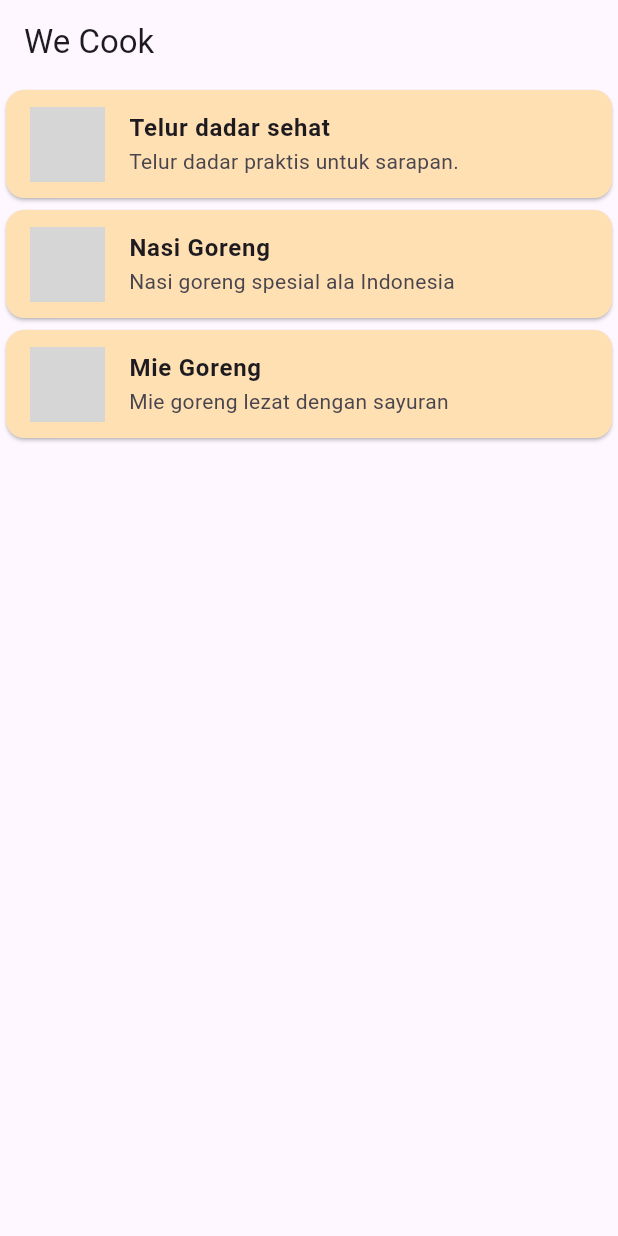
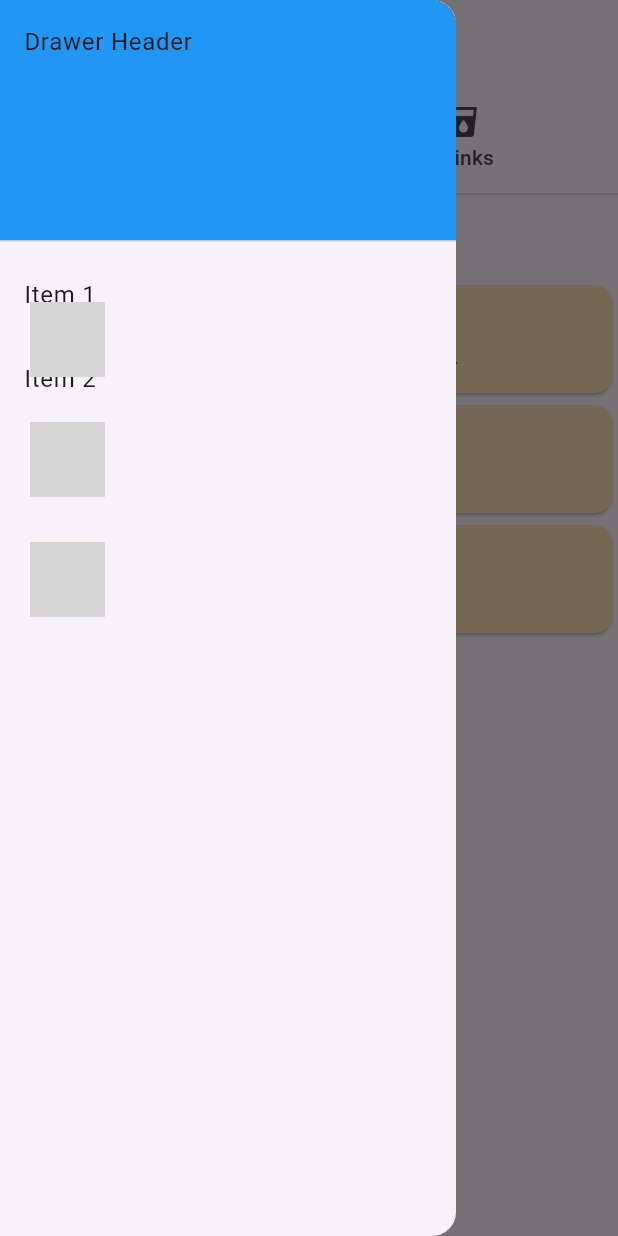
Before and after one commit to ErawanFaqihIbrahim/WeCook, a Flutter app: the screen it shows after launch, with the side drawer open (before the commit the screen has no drawer), on a phone screen of 412 x 824 dp. Run offline on Flutter 3.47's test engine with Material 3 defaults, Android fonts, the phone set to English and light mode, and no system bars; network calls fail; grey boxes are pictures that could not be loaded.

Commit message:
feat: navigation and project structure

```diff
--- /dev/null
+++ b/lib/data/recipe_data.dart
@@ -0,0 +1,72 @@
+
+import 'package:firstui/models/recipe_model.dart';
+
+final List<Recipe> recipes = [
+
+  Recipe(
+    title: 'Telur dadar sehat',
+    description: 'Telur dadar praktis untuk sarapan.',
+    imageUrl: 'https://cdn0-production-images-kly.akamaized.net/mkAcKHQQm2Ujwq0LngbV5KHKOp4=/1979x0:4981x4001/500x667/filters:quality(75):strip_icc():format(webp)/kly-media-production/medias/2843447/original/098533600_1562138068-shutterstock_1335756413.jpg',
+    ingredients: [
+        '2 butir telur',
+        'Sejumput garam',
+        'Sedikit minyak goreng'
+    ],
+    steps: [
+        'Kocok telur dan tambahkan garam.',
+        'Panaskan minyak di wajan.',
+        'Tuang adonan telur dan masak hingga matang'
+      ],
+    category: 'foods'
+    ),
+
+    Recipe(
+      title: 'Nasi Goreng',
+      description: 'Nasi goreng spesial ala Indonesia',
+      imageUrl: 'https://cdn1-production-images-kly.akamaized.net/a6xvLhjIWqlrNOdjaI40qxT_Jr0=/0x148:1920x1230/640x360/filters:quality(75):strip_icc():format(webp)/kly-media-production/medias/3093328/original/069244600_1585909700-fried-2509089_1920.jpg',
+      ingredients:  [
+        '1 piring nasi',
+        '2 siung bawang putih',
+        '1 sendok teh kecap'
+      ],
+      steps: [
+        'Panaskan minyak',
+        'Tumis bawang putih',
+        'Masukkan nasi dan kecap, lalu aduk rata'
+      ],
+      category: 'foods'
+    ),
+
+    Recipe(
+      title: 'Mie Goreng',
+      description: 'Mie goreng lezat dengan sayuran',
+      imageUrl: 'https://www.masakapahariini.com/wp-content/uploads/2023/11/Resep-Mie-Goreng-Telur-Untuk-Tanggal-Tua.jpg',
+      ingredients: [
+        '100 gram mie',
+        '1 buah wortel',
+        '2 sendok makan kecap manis'
+      ],
+      steps: [
+        'Rebus mie hingga matang',
+        'Panaskan minyak dan tumis sayuran',
+        'Masukkan mie dan kecap, lalu aduk rata'
+      ],
+      category: 'foods'
+      ),
+
+      Recipe(
+      title: 'Jus Jeruk',
+      description: 'Jus Jeruk',
+      imageUrl: 'https://www.masakapahariini.com/wp-content/uploads/2023/11/Resep-Mie-Goreng-Telur-Untuk-Tanggal-Tua.jpg',
+      ingredients: [
+        'Jus Jeruk',
+        'Jus Jeruk',
+      ],
+      steps: [
+        'Jus Jeruk',
+        'Jus Jeruk',
+        'Jus Jeruk'
+      ],
+      category: 'drinks'
+      ),
+  ];
--- a/lib/main.dart
+++ b/lib/main.dart
@@ -1,4 +1,6 @@
+import 'routes/app_routes.dart';
 import 'package:flutter/material.dart';
+import 'widgets/recipe_tabs.dart';
 
 void main() {
   runApp(MyApp());
@@ -9,164 +11,8 @@ class MyApp extends StatelessWidget {
   Widget build(BuildContext context) {
     return MaterialApp(
       title: 'We Cook',
-      home: RecipeListPage(),
+      home: RecipeTabs(),
+      onGenerateRoute: AppRoutes.generateRoute,
     );
   }
 }
-
-class RecipeListPage extends StatelessWidget {
-  final List<Map<String, dynamic>> recipes = [
-    {
-      'title': 'Telur dadar sehat',
-      'description': 'Telur dadar praktis untuk sarapan.',
-      'imageUrl' : 'https://cdn0-production-images-kly.akamaized.net/mkAcKHQQm2Ujwq0LngbV5KHKOp4=/1979x0:4981x4001/500x667/filters:quality(75):strip_icc():format(webp)/kly-media-production/medias/2843447/original/098533600_1562138068-shutterstock_1335756413.jpg',
-      'ingredients': [
-        '2 butir telur',
-        'Sejumput garam',
-        'Sedikit minyak goreng'
-      ],
-      'steps': [
-        'Kocok telur dan tambahkan garam.',
-        'Panaskan minyak di wajan.',
-        'Tuang adonan telur dan masak hingga matang'
-      ]
-    },
-    {
-      'title': 'Nasi Goreng',
-      'description': 'Nasi goreng spesial ala Indonesia',
-      'imageUrl': 'https://cdn1-production-images-kly.akamaized.net/a6xvLhjIWqlrNOdjaI40qxT_Jr0=/0x148:1920x1230/640x360/filters:quality(75):strip_icc():format(webp)/kly-media-production/medias/3093328/original/069244600_1585909700-fried-2509089_1920.jpg',
-      'ingredients': [
-        '1 piring nasi',
-        '2 siung bawang putih',
-        '1 sendok teh kecap'
-      ],
-      'steps': [
-        'Panaskan minyak',
-        'Tumis bawang putih',
-        'Masukkan nasi dan kecap, lalu aduk rata'
-      ]
-    },
-    {
-      'title': 'Mie Goreng',
-      'description': 'Mie goreng lezat dengan sayuran',
-      'imageUrl': 'https://www.masakapahariini.com/wp-content/uploads/2023/11/Resep-Mie-Goreng-Telur-Untuk-Tanggal-Tua.jpg',
-      'ingredients': [
-        '100 gram mie',
-        '1 buah wortel',
-        '2 sendok makan kecap manis'
-      ],
-      'steps': [
-        'Rebus mie hingga matang',
-        'Panaskan minyak dan tumis sayuran',
-        'Masukkan mie dan kecap, lalu aduk rata'
-      ]
-    }
-  ];
-
-  @override
-  Widget build(BuildContext context) {
-    return Scaffold(
-      appBar: AppBar(
-        title: Text('We Cook'),
-      ),
-      body: ListView.builder(
-        itemCount: recipes.length,
-        itemBuilder: (context, index) {
-          return Card(
-            color: Colors.orange.shade100,
-            child: ListTile(
-              leading: Image.network(
-                recipes[index]['imageUrl']!,
-                width: 50,
-                height: 50,
-                fit: BoxFit.cover,
-              ),
-              title: Text(
-                recipes[index]['title']!,
-                style: TextStyle(fontWeight: FontWeight.bold),
-              ),
-              subtitle: Text(
-                recipes[index]['description']!),
-              onTap: () {
-                Navigator.push(
-                  context,
-                  MaterialPageRoute(
-                    builder: (context) => RecipeDetailPage(recipe: recipes[index]),
-                  ),
-                );
-              },
-            ),
-          );
-        }
-      )
-    );
-  }
-}
-
-class RecipeDetailPage extends StatelessWidget {
-  final Map<String, dynamic> recipe;
-
-  RecipeDetailPage({required this.recipe});
-
-  @override
-  Widget build(BuildContext context) {
-    return Scaffold(
-      appBar: AppBar(
-        title: Text(recipe['title']!),
-        backgroundColor: Colors.orangeAccent,
-      ),
-      body: Padding(padding: EdgeInsets.all(16.0),
-      child: Column(
-        crossAxisAlignment: CrossAxisAlignment.start,
-        children: [
-          Image.network(
-            recipe['imageUrl']!,
-            width: double.infinity,
-            height: 200,
-            fit: BoxFit.cover,
-          ),
-          SizedBox(height: 16),
-          Text(
-            recipe['title']!,
-            style: TextStyle(fontSize: 24, fontWeight: FontWeight.bold),
-          ),
-          SizedBox(height: 16),
-          Text(
-            'Bahan-bahan',
-            style: TextStyle(fontSize: 18, fontWeight: FontWeight.bold, color: Colors.green),
-          ),
-          SizedBox(height: 8),
-          ListView.builder(
-            shrinkWrap: true,
-            physics: NeverScrollableScrollPhysics(),
-            itemCount: recipe['ingredients'].length,
-            itemBuilder: (context, index) {
-              return Text(
-                '-${recipe['ingredients'][index]}',
-                style: TextStyle(fontSize: 16),
-              );
-            },
-          ),
-          SizedBox(height: 16),
-          Text(
-            'Langkah Pembuatan:',
-            style: TextStyle(fontSize: 18, fontWeight: FontWeight.bold, color: Colors.green),
-          ),
-          SizedBox(height: 8),
-          ListView.builder(
-            shrinkWrap: true,
-            physics: NeverScrollableScrollPhysics(),
-            itemCount: recipe['steps'].length,
-            itemBuilder: (context, index) {
-              return Text(
-                '${index + 1}. ${recipe['steps'][index]}',
-                style: TextStyle(fontSize: 16),
-              );
-            },
-          ),
-        ],
-      ),
-      ),
-    );
-  }
-}
--- /dev/null
+++ b/lib/models/recipe_model.dart
@@ -0,0 +1,18 @@
+class Recipe {
+  final String title;
+  final String description;
+  final String imageUrl;
+  final List<String> ingredients;
+  final List<String> steps;
+  final String category;
+
+  Recipe({
+    required this.title,
+    required this.description,
+    required this.imageUrl,
+    required this.ingredients,
+    required this.steps,
+    required this.category
+  });
+
+}
--- /dev/null
+++ b/lib/routes/app_routes.dart
@@ -0,0 +1,36 @@
+import 'package:flutter/material.dart';
+import '../models/recipe_model.dart';
+import '../screens/recipe__list.dart';
+import '../screens/recipe_detail.dart';
+import '../widgets/recipe_tabs.dart';
+import '../screens/about_me.dart';
+
+class AppRoutes {
+  static const recipeList = '/recipeList';
+  static const recipeDetail = '/recipeDetail';
+  static const main = '/main';
+  static const aboutMe = '/aboutMe';
+
+  static Route<dynamic> generateRoute(RouteSettings settings) {
+    switch (settings.name) {
+      case recipeList:
+      final category = settings.arguments as String;
+      return MaterialPageRoute(builder: (_) => RecipeListPage(category: category)
+      );
+      case recipeDetail:
+      final recipe = settings.arguments as Recipe;
+      return MaterialPageRoute(builder: (_) => RecipeDetailPage(recipe: recipe)
+      );
+      case main:
+      return MaterialPageRoute(builder: (_) => RecipeTabs()
+      );
+      case aboutMe:
+      return MaterialPageRoute(builder: (_) => AboutMe()
+      );
+      default:
+      return MaterialPageRoute(builder: (_) => Scaffold(
+        body: Center(child: Text('No Route defined'),),
+      ));
+    }
+  }
+}
--- /dev/null
+++ b/lib/screens/recipe__list.dart
@@ -0,0 +1,45 @@
+import 'package:flutter/material.dart';
+import '../data/recipe_data.dart';
+
+class RecipeListPage extends StatelessWidget {
+  final String category;
+
+  RecipeListPage({required this.category});
+
+  @override
+  Widget build(BuildContext context) {
+    final filteredRecipes = recipes.where((recipe) => recipe.category == category).toList();
+    return Scaffold(
+      appBar: AppBar(
+        title: Text('We Cook'),
+      ),
+      body: ListView.builder(
+        itemCount: filteredRecipes.length,
+        itemBuilder: (context, index) {
+
+          final recipes = filteredRecipes[index];
+          return Card(
+            color: Colors.orange.shade100,
+            child: ListTile(
+              leading: Image.network(
+                recipes.imageUrl,
+                width: 50,
+                height: 50,
+                fit: BoxFit.cover,
+              ),
+              title: Text(
+                recipes.title,
+                style: TextStyle(fontWeight: FontWeight.bold),
+              ),
+              subtitle: Text(
+                recipes.description),
+              onTap: () {
+                Navigator.pushNamed(context, '/recipeDetail', arguments: recipes);
+              },
+            ),
+          );
+        }
+      )
+    );
+  }
+}
--- /dev/null
+++ b/lib/widgets/recipe_drawer.dart
@@ -0,0 +1,36 @@
+import 'package:flutter/material.dart';
+
+class AppDrawer extends StatelessWidget{
+  @override
+  Widget build(BuildContext context) {
+    return Drawer(
+  child: ListView(
+    padding: EdgeInsets.zero,
+    children: [
+      const DrawerHeader(
+        decoration: BoxDecoration(
+          color: Colors.blue,
+        ),
+        child: Text('Drawer Header'),
+      ),
+      ListTile(
+        title: const Text('Item 1'),
+        onTap: () {
+          Navigator.pushNamed(context, '/main');
+          // Update the state of the app.
+          // ...
+        },
+      ),
+      ListTile(
+        title: const Text('Item 2'),
+        onTap: () {
+          Navigator.pushNamed(context, '/aboutMe');
+          // Update the state of the app.
+          // ...
+        },
+      ),
+    ],
+  ),
+);
+  }
+}
--- /dev/null
+++ b/lib/widgets/recipe_tabs.dart
@@ -0,0 +1,29 @@
+import 'package:firstui/screens/recipe__list.dart';
+import 'package:firstui/widgets/recipe_drawer.dart';
+import 'package:flutter/material.dart';
+
+class RecipeTabs extends StatelessWidget {
+   @override
+  Widget build(BuildContext context) {
+    return DefaultTabController(
+        length: 2,
+        child: Scaffold(
+          appBar: AppBar(
+            bottom: const TabBar(
+              tabs: [
+                Tab(text: 'Foods', icon: Icon(Icons.fastfood)),
+                Tab(text: 'Drinks', icon: Icon(Icons.local_drink)),
+              ],
+            ),
+          ),
+          drawer: AppDrawer(),
+          body: TabBarView(
+            children: [
+              RecipeListPage(category: 'foods'),
+              RecipeListPage(category: 'drinks'),
+            ],
+          ),
+        ),
+      );
+  }
+}
```
Also changed, not shown: lib/screens/about_me.dart (added, +19 -0 lines), lib/screens/recipe_detail.dart (added, +70 -0 lines).
